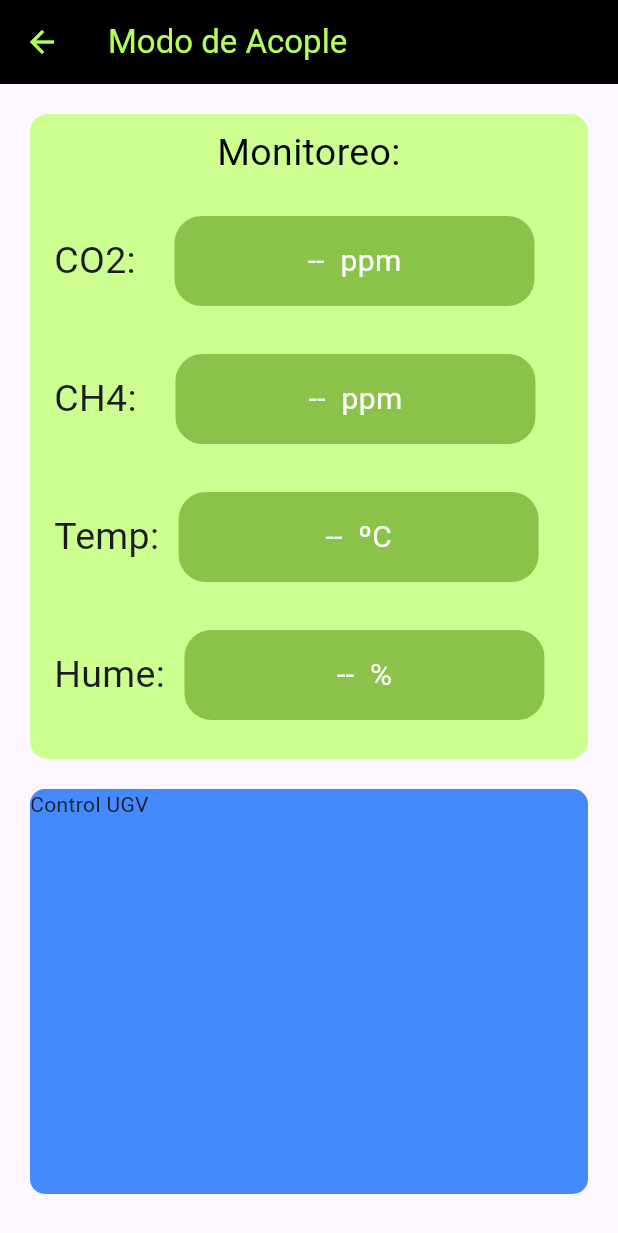
After one commit to moises664/Tanari-App, a Flutter app: the ModoAcople screen opened directly, on a phone screen of 412 x 824 dp. The commit adds this screen. Shown: the top 1233 px of the screen. Run offline on Flutter 3.47's test engine with Material 3 defaults, Android fonts, the light colour scheme and no system bars; our stand-ins replace device_info_plus, flutter_blue_plus, get, permission_handler.

Commit message:
Se agrego  e implemento las pantallas del submenu de los modos.

```diff
--- a/lib/src/controllers/bluetooth/ble.controller.dart
+++ b/lib/src/controllers/bluetooth/ble.controller.dart
@@ -220,6 +220,7 @@ class BleController extends GetxController {
     }
 
     final connected = connectedDevice.value; // Obtén el valor actual una vez
+    // ignore: unnecessary_null_comparison
     if (connected == null || connected.device == null) {
       Get.snackbar("Error", "Dispositivo no conectado (error interno)",
           backgroundColor: Colors.red);
--- /dev/null
+++ b/lib/src/screens/menu/modos_operacion/modo_acople.dart
@@ -0,0 +1,187 @@
+import 'package:flutter/material.dart';
+
+class ModoAcople extends StatefulWidget {
+  const ModoAcople({super.key});
+
+  @override
+  State<ModoAcople> createState() => _ModoAcopleState();
+}
+
+class _ModoAcopleState extends State<ModoAcople> {
+  @override
+  Widget build(BuildContext context) {
+    return Scaffold(
+      appBar: AppBar(
+        title: Text(
+          'Modo de Acople',
+        ),
+        backgroundColor: Colors.black,
+        foregroundColor: Colors.lightGreenAccent,
+      ),
+      body: Column(
+        children: [
+          Monitoreo_Panel(),
+          Container(
+            margin: EdgeInsets.only(left: 20, right: 20, bottom: 10),
+            height: 270,
+            width: double.infinity,
+            decoration: BoxDecoration(
+                borderRadius: BorderRadius.circular(10),
+                color: Colors.blueAccent),
+            child: Text('Control UGV'),
+          )
+        ],
+      ),
+    );
+  }
+
+  Container Monitoreo_Panel() {
+    return Container(
+      margin: EdgeInsets.all(20),
+      height: 430,
+      width: double.infinity,
+      decoration: BoxDecoration(
+          borderRadius: BorderRadius.circular(12),
+          color: Colors.lightGreenAccent.shade100),
+      child: Column(
+        children: [
+          Padding(
+            padding: const EdgeInsets.all(8.0),
+            child: Text(
+              'Monitoreo: ',
+              style: TextStyle(
+                color: Colors.black,
+                fontSize: 25,
+              ),
+              textAlign: TextAlign.center,
+            ),
+          ),
+          monitoreo_co2(),
+          monitoreo_ch4(),
+          monitoreo_temperatura(),
+          monitoreo_humendad(),
+        ],
+      ),
+    );
+  }
+
+  Padding monitoreo_co2() {
+    return Padding(
+      padding: const EdgeInsets.all(16.0),
+      child: Row(
+        children: [
+          Text(
+            'CO2:    ',
+            style: TextStyle(fontSize: 25),
+          ),
+          Container(
+            height: 60,
+            width: 240,
+            decoration: BoxDecoration(
+                borderRadius: BorderRadius.circular(18),
+                color: Colors.lightGreen),
+            child: Padding(
+              padding: const EdgeInsets.all(8.0),
+              child: Center(
+                child: Text(
+                  '--  ppm',
+                  style: TextStyle(fontSize: 20, color: Colors.white),
+                ),
+              ),
+            ),
+          )
+        ],
+      ),
+    );
+  }
+}
+
+Padding monitoreo_ch4() {
+  return Padding(
+    padding: const EdgeInsets.all(16.0),
+    child: Row(
+      children: [
+        Text(
+          'CH4:    ',
+          style: TextStyle(fontSize: 25),
+        ),
+        Container(
+          height: 60,
+          width: 240,
+          decoration: BoxDecoration(
+              borderRadius: BorderRadius.circular(18),
+              color: Colors.lightGreen),
+          child: Padding(
+            padding: const EdgeInsets.all(8.0),
+            child: Center(
+              child: Text(
+                '--  ppm',
+                style: TextStyle(fontSize: 20, color: Colors.white),
+              ),
+            ),
+          ),
+        )
+      ],
+    ),
+  );
+}
+
+Padding monitoreo_temperatura() {
+  return Padding(
+    padding: const EdgeInsets.all(16.0),
+    child: Row(
+      children: [
+        Text(
+          'Temp:  ',
+          style: TextStyle(fontSize: 25),
+        ),
+        Container(
+          height: 60,
+          width: 240,
+          decoration: BoxDecoration(
+              borderRadius: BorderRadius.circular(18),
+              color: Colors.lightGreen),
+          child: Padding(
+            padding: const EdgeInsets.all(8.0),
+            child: Center(
+              child: Text(
+                '--  ºC',
+                style: TextStyle(fontSize: 20, color: Colors.white),
+              ),
+            ),
+          ),
+        )
+      ],
+    ),
+  );
+}
+
+Padding monitoreo_humendad() {
+  return Padding(
+    padding: const EdgeInsets.all(16.0),
+    child: Row(
+      children: [
+        Text(
+          'Hume:  ',
+          style: TextStyle(fontSize: 25),
+        ),
+        Container(
+          height: 60,
+          width: 240,
+          decoration: BoxDecoration(
+              borderRadius: BorderRadius.circular(18),
+              color: Colors.lightGreen),
+          child: Padding(
+            padding: const EdgeInsets.all(8.0),
+            child: Center(
+              child: Text(
+                '--  %',
+                style: TextStyle(fontSize: 20, color: Colors.white),
+              ),
+            ),
+          ),
+        )
+      ],
+    ),
+  );
+}
```
Also changed, not shown: lib/src/screens/home/home_screen.dart (+40 -8 lines), lib/src/screens/menu/modos_operacion/modo_ugv.dart (added, +93 -0 lines), lib/src/widgets/monitoreo_panel.dart (added).
